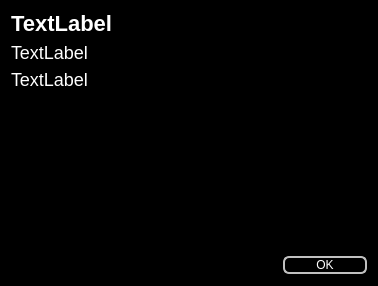
Qt form qute/app/aboutbox.ui (wiesiek88/qt2) before a commit.
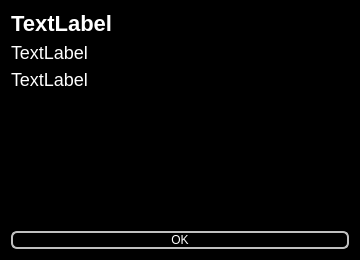
The same form after that commit.

The edit to the form file:
```diff
--- a/qute/app/aboutbox.ui
+++ b/qute/app/aboutbox.ui
@@ -6,10 +6,22 @@
    <rect>
     <x>0</x>
     <y>0</y>
-    <width>378</width>
-    <height>286</height>
+    <width>360</width>
+    <height>260</height>
    </rect>
   </property>
+  <property name="minimumSize">
+   <size>
+    <width>360</width>
+    <height>260</height>
+   </size>
+  </property>
+  <property name="maximumSize">
+   <size>
+    <width>360</width>
+    <height>260</height>
+   </size>
+  </property>
   <property name="windowTitle">
    <string>Dialog</string>
   </property>
@@ -80,21 +92,6 @@
     </spacer>
    </item>
    <item>
-    <layout class="QHBoxLayout" name="horizontalLayout">
-     <item>
-      <spacer name="horizontalSpacer">
-       <property name="orientation">
-        <enum>Qt::Horizontal</enum>
-       </property>
-       <property name="sizeHint" stdset="0">
-        <size>
-         <width>40</width>
-         <height>20</height>
-        </size>
-       </property>
-      </spacer>
-     </item>
-     <item>
       <widget class="QPushButton" name="pushButton">
        <property name="text">
         <string>OK</string>
@@ -103,8 +100,6 @@
         <bool>true</bool>
        </property>
       </widget>
-     </item>
-    </layout>
    </item>
   </layout>
  </widget>
```
Lines whose indentation alone changed are shown as unchanged.
